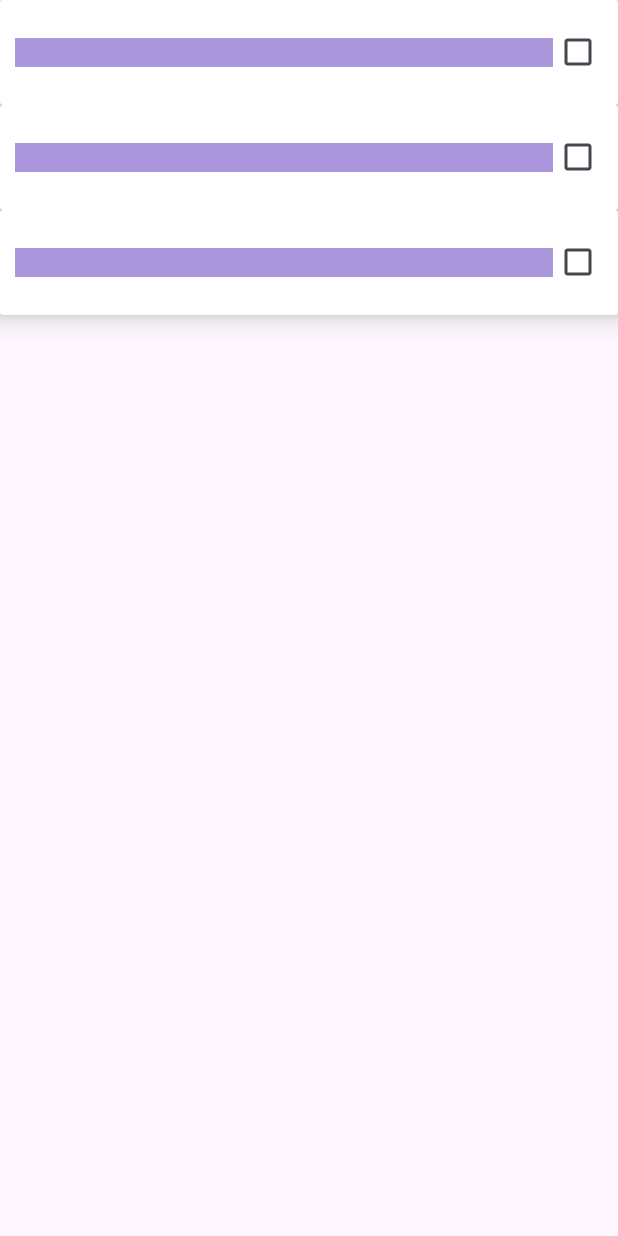
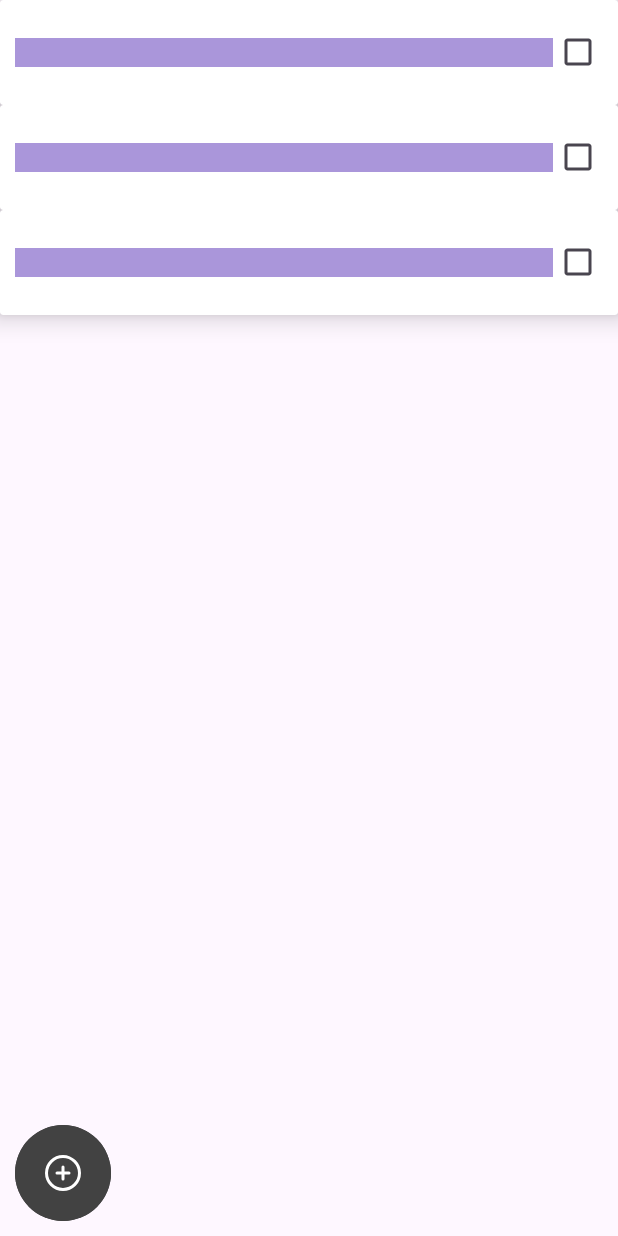
Before and after one commit to netanel97/hw1, an Android app: the layout fragment_main.xml on its own in the app's theme, with its tools: preview values and no code run, on a phone screen of 412 x 824 dp. Run offline under Robolectric (Android 15) with nearby library versions, the phone set to English and light mode, and no system bars.

Commit message:
Adding RecyclerView

```diff
--- /dev/null
+++ b/common/src/main/res/drawable/ic_add.xml
@@ -0,0 +1,11 @@
+<?xml version="1.0" encoding="utf-8"?>
+<vector xmlns:android="http://schemas.android.com/apk/res/android"
+    android:width="24dp"
+    android:height="24dp"
+    android:viewportWidth="24"
+    android:viewportHeight="24">
+
+    <path
+        android:fillColor="#000000"
+        android:pathData="M12 0a12 12 0 1 0 12 12 12.013 12.013 0 0 0 -12-12zm0 22a10 10 0 1 1 10-10 10.011 10.011 0 0 1 -10 10zm5-10a1 1 0 0 1 -1 1h-3v3a1 1 0 0 1 -2 0v-3h-3a1 1 0 0 1 0-2h3v-3a1 1 0 0 1 2 0v3h3a1 1 0 0 1 1 1z" />
+</vector>
--- a/common/src/main/res/layout/fragment_main.xml
+++ b/common/src/main/res/layout/fragment_main.xml
@@ -3,12 +3,37 @@
     xmlns:tools="http://schemas.android.com/tools"
     android:layout_width="match_parent"
     android:layout_height="match_parent"
+    xmlns:app="http://schemas.android.com/apk/res-auto"
     tools:context="com.example.common.HomeFragment">
-
-    <androidx.recyclerview.widget.RecyclerView
+    <LinearLayout
         android:layout_width="match_parent"
         android:layout_height="match_parent"
-        android:id="@+id/homeFragment_LST_textList"
-        tools:listitem="@layout/item_card"/>
+        android:orientation="vertical">
+
+        <androidx.recyclerview.widget.RecyclerView
+            android:layout_weight="2"
+            android:layout_width="match_parent"
+            android:layout_height="0dp"
+            android:id="@+id/homeFragment_LST_textList"
+            tools:listitem="@layout/item_card"/>
+
+            <com.google.android.material.button.MaterialButton
+                android:id="@+id/btn_add"
+                style="@style/Widget.Material3.Button.Icon"
+                android:layout_width="64dp"
+                android:layout_height="64dp"
+                app:icon="@drawable/ic_add"
+                android:insetBottom="0dp"
+                android:insetTop="0dp"
+                app:iconSize="24dp"
+                app:iconGravity="textEnd"
+                android:layout_margin="10dp"
+                android:backgroundTint="@color/cardview_dark_background"
+                />
+
+
+
+    </LinearLayout>
+
 
 </RelativeLayout>
--- a/common/src/main/res/layout/item_card.xml
+++ b/common/src/main/res/layout/item_card.xml
@@ -11,7 +11,7 @@
         android:layout_height="match_parent"
         android:orientation="horizontal">
         <TextView
-            android:id="@+id/homeFragment_TXT_RecipeName"
+            android:id="@+id/homeFragment_TXT_Note"
             android:layout_weight="2"
             android:layout_width="match_parent"
             android:layout_height="wrap_content"
@@ -20,6 +20,7 @@
 
 
         <CheckBox
+            android:id="@+id/homeFragment_BOX_IsDone"
             android:layout_weight="1"
             android:layout_width="50dp"
             android:layout_height="50dp"/>
```
Also changed, not shown: common/src/main/java/com/example/common/HomeFragment.java (+46 -1 lines), common/src/main/java/com/example/common/HomeRecyclerViewAdapter.java (+65 -1 lines).
